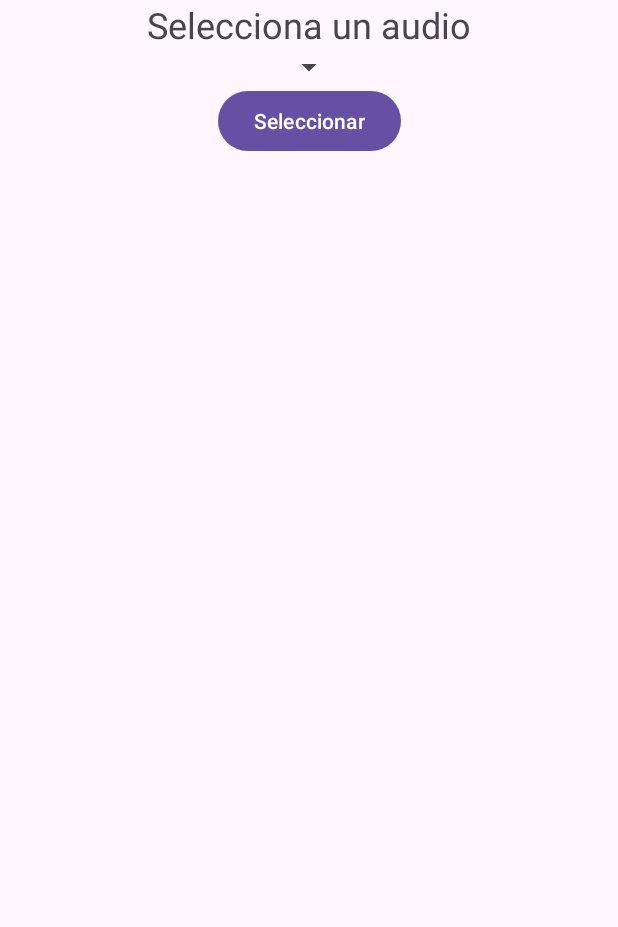
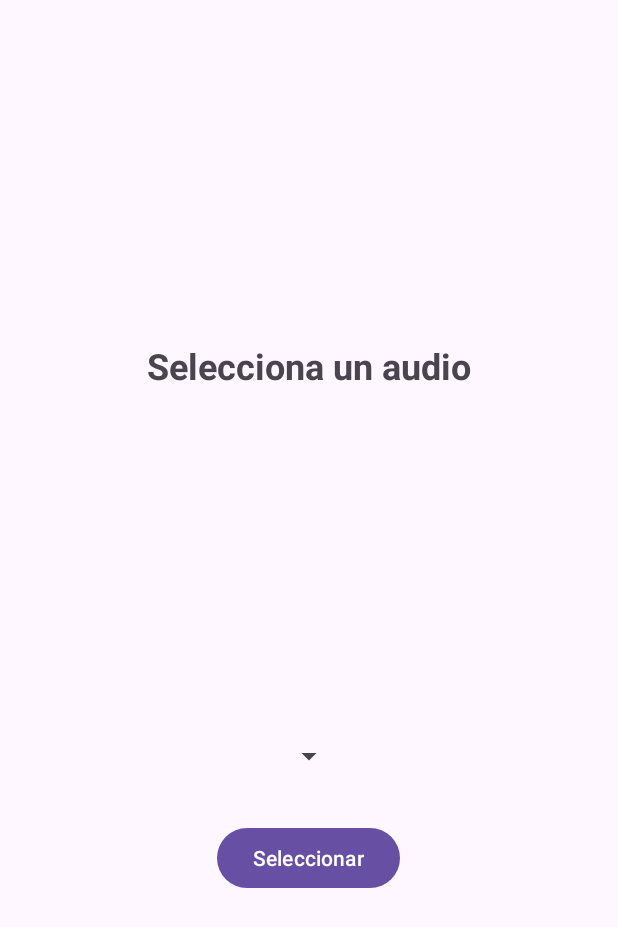
Before and after one commit to mary1508/Programacion-de-Dispositivos-M-viles, an Android app: the screen it shows after launch (MainActivity), on a phone screen of 412 x 824 dp. Shown: the top 927 px of the screen. Run offline under Robolectric (Android 15) with nearby library versions, the phone set to English and light mode, and no system bars; 1 statement that could not run was skipped.

Commit message:
mejorando la interfaz de la actividad principal para poder mostrar imagen del archivo mp3 al escoger.

```diff
--- a/Practica03/ejercicio 02/app/src/main/res/layout/activity_main.xml
+++ b/Practica03/ejercicio 02/app/src/main/res/layout/activity_main.xml
@@ -1,10 +1,11 @@
 <?xml version="1.0" encoding="utf-8"?>
-<androidx.constraintlayout.widget.ConstraintLayout xmlns:android="http://schemas.android.com/apk/res/android"
-    xmlns:app="http://schemas.android.com/apk/res-auto"
-    xmlns:tools="http://schemas.android.com/tools"
+<LinearLayout
+    xmlns:android="http://schemas.android.com/apk/res/android"
     android:layout_width="match_parent"
     android:layout_height="match_parent"
-    tools:context=".MainActivity">
+    android:orientation="vertical"
+    android:padding="16dp"
+    android:gravity="center">
 
     <TextView
         android:id="@+id/txt_titulo"
@@ -12,25 +13,27 @@
         android:layout_height="wrap_content"
         android:text="@string/selecciona_audio"
         android:textSize="24sp"
-        app:layout_constraintTop_toTopOf="parent"
-        app:layout_constraintStart_toStartOf="parent"
-        app:layout_constraintEnd_toEndOf="parent"/>
+        android:layout_gravity="center_horizontal"
+        android:textStyle="bold"/>
+
+    <ImageView
+        android:id="@+id/img_audio"
+        android:layout_width="200dp"
+        android:layout_height="200dp"
+        android:layout_marginTop="16dp"/>
 
     <Spinner
         android:id="@+id/spinner_audios"
         android:layout_width="wrap_content"
         android:layout_height="wrap_content"
-        app:layout_constraintTop_toBottomOf="@id/txt_titulo"
-        app:layout_constraintStart_toStartOf="parent"
-        app:layout_constraintEnd_toEndOf="parent" />
+        android:layout_marginTop="16dp"
+        android:layout_marginBottom="16dp"/>
 
     <Button
         android:id="@+id/btn_seleccionar"
         android:layout_width="wrap_content"
         android:layout_height="wrap_content"
         android:text="@string/btn_seleccionar"
-        app:layout_constraintTop_toBottomOf="@id/spinner_audios"
-        app:layout_constraintStart_toStartOf="parent"
-        app:layout_constraintEnd_toEndOf="parent"/>
-
-</androidx.constraintlayout.widget.ConstraintLayout>
+        android:layout_gravity="center_horizontal"
+        android:layout_marginTop="16dp"/>
+</LinearLayout>
```
